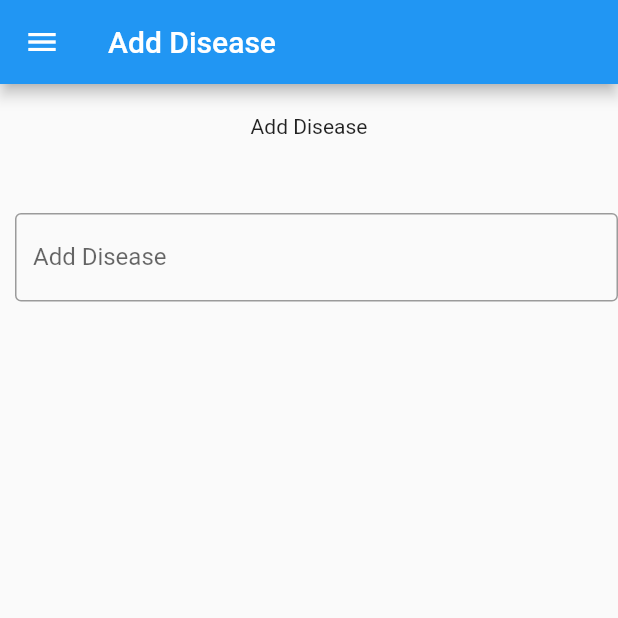
After one commit to Rashy98/disease_learner, a Flutter app: the AddDiseases screen opened directly, in the side drawer, after a tap on "Add Disease", on a phone screen of 412 x 824 dp, the top half of it. The commit adds this screen. Run offline on Flutter 3.47's test engine with Material 2 defaults, Android fonts, the phone set to English and light mode, and no system bars.

Commit message:
Add Disease View

```diff
--- /dev/null
+++ b/lib/Screens/Admin/AddDiseases.dart
@@ -0,0 +1,50 @@
+import 'package:flutter/cupertino.dart';
+import 'package:flutter/material.dart';
+import 'package:disease_learner/Screens/Common/NavDrawer.dart';
+
+
+class AddDiseases extends StatefulWidget{
+  const AddDiseases({ Key key }) : super(key:key);
+
+  @override
+  _AddDiseasesState createState() => _AddDiseasesState();
+}
+
+class _AddDiseasesState extends State<AddDiseases>{
+  String _TITLE = "Add Disease";
+  final _formKey = GlobalKey();
+
+  @override
+  Widget build(BuildContext context) {
+    return Scaffold(
+      drawer: NavDrawer(),
+      appBar: AppBar(
+        title: Text(_TITLE),
+      ),
+      body: SingleChildScrollView(
+        child: Column(
+          children: <Widget>[
+            Container(
+              margin: const EdgeInsets.only(top: 20),
+              child: Align(
+                alignment: Alignment.topCenter,
+                child: Text('Add Disease'),
+              ),
+            ),
+            Container(
+              margin: const EdgeInsets.only(top: 50, left: 10),
+              child: TextField(
+                obscureText: true,
+                decoration: InputDecoration(
+                  border: OutlineInputBorder(),
+                  labelText: 'Add Disease'
+                ),
+              ),
+            )
+          ],
+        ),
+      )
+    );
+  }
+
+}
--- a/lib/Screens/Common/NavDrawer.dart
+++ b/lib/Screens/Common/NavDrawer.dart
@@ -1,8 +1,5 @@
 import 'package:flutter/material.dart';
-//import 'package:disease_learner/Screens/Admin/AddDisease.dart';
-
-
-
+import 'package:disease_learner/Screens/Admin/AddDiseases.dart';
 
 class NavDrawer extends StatefulWidget {
   @override
@@ -46,9 +43,9 @@ class _NavDrawerD extends State {
             ),
             onTap: () {
               Navigator.pop(context);
-//              Navigator.push(
-//                  context, MaterialPageRoute(builder: (context) => AddDiseases())
-//              );
+             Navigator.push(
+                 context, MaterialPageRoute(builder: (context) => AddDiseases())
+             );
             },
           ),
 
--- /dev/null
+++ b/lib/Screens/Models/AddDisease.Model.dart
@@ -0,0 +1,12 @@
+class AddDiseaseModel{
+
+  /** These variables hold user inputs **/
+  String disease_name = '';
+  String description = '';
+  String symptoms = '';
+  String medication = '';
+
+  save(){
+    print('Disease $disease_name saved' );
+  }
+}
```
Also changed, not shown: pubspec.lock.
